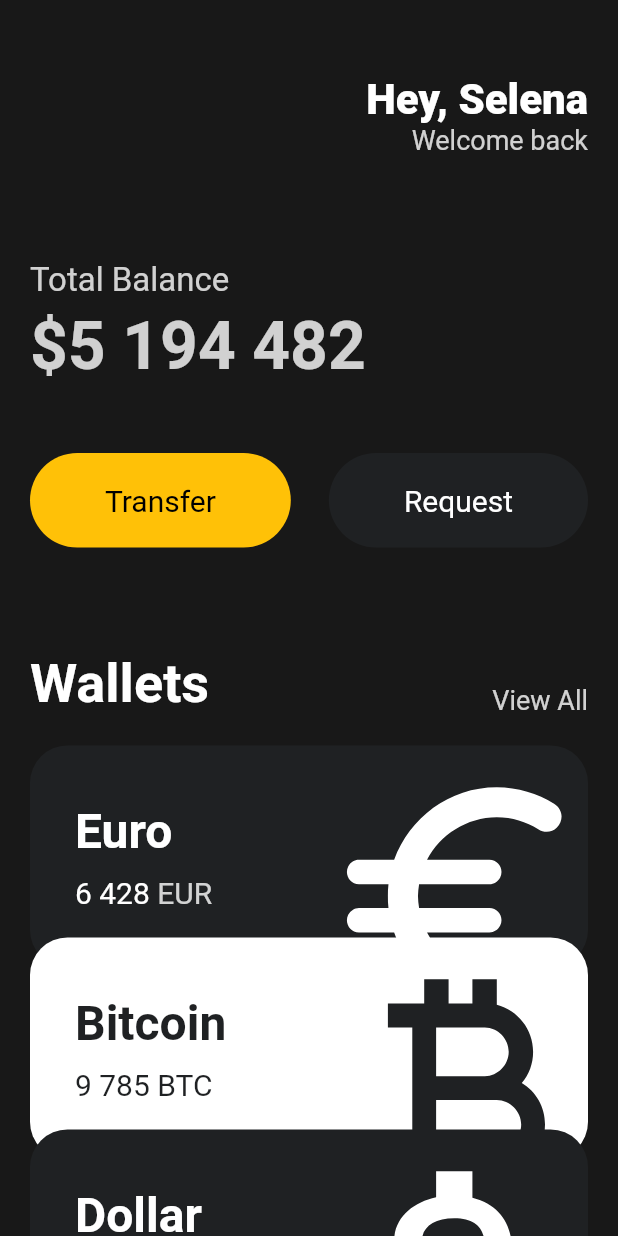
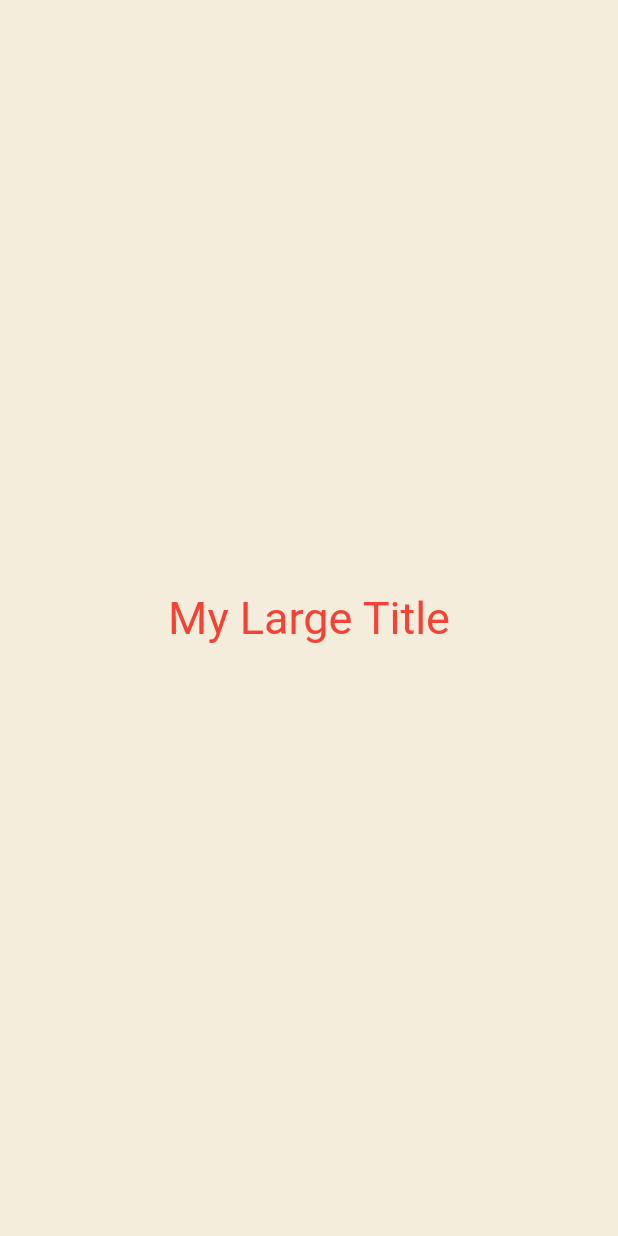
Before and after one commit to blueland99/FlutterExample, a Flutter app: the screen it shows after launch, on a phone screen of 412 x 824 dp. Run offline on Flutter 3.47's test engine with Material 2 defaults, Android fonts, the phone set to English and light mode, and no system bars.

Commit message:
BuildContext를 통한 Theme Text color 적용

```diff
--- a/lib/main.dart
+++ b/lib/main.dart
@@ -3,7 +3,104 @@ import 'package:flutter_example/widgets/button.dart';
 import 'package:flutter_example/widgets/currency_card.dart';
 
 void main() {
-  runApp(App());
+  // runApp(App());
+  runApp(const App3());
+}
+
+class App3 extends StatefulWidget {
+  const App3({Key? key}) : super(key: key);
+
+  @override
+  State<App3> createState() => _App3State();
+}
+
+class _App3State extends State<App3> {
+  @override
+  Widget build(BuildContext context) {
+    return MaterialApp(
+      theme: ThemeData(
+        textTheme: const TextTheme(
+          titleLarge: TextStyle(
+            color: Colors.red,
+          ),
+        ),
+      ),
+      home: Scaffold(
+        backgroundColor: const Color(0xFFF4EDDB),
+        body: Center(
+          child: Column(
+            mainAxisAlignment: MainAxisAlignment.center,
+            children: const [
+              MyLargeTitle(),
+            ],
+          ),
+        ),
+      ),
+    );
+  }
+}
+
+class MyLargeTitle extends StatelessWidget {
+  const MyLargeTitle({super.key});
+
+  @override
+  Widget build(BuildContext context) {
+    return Text(
+      'My Large Title',
+      style: TextStyle(
+        fontSize: 30,
+        color: Theme.of(context).textTheme.titleLarge?.color,
+      ),
+    );
+  }
+}
+
+class App2 extends StatefulWidget {
+  const App2({Key? key}) : super(key: key);
+
+  @override
+  State<App2> createState() => _App2State();
+}
+
+class _App2State extends State<App2> {
+  List<int> numbers = [];
+
+  // int counter = 0;
+
+  void onClicked() {
+    setState(() {
+      numbers.add(numbers.length);
+      // counter = counter + 1;
+    });
+  }
+
+  @override
+  Widget build(BuildContext context) {
+    return MaterialApp(
+      home: Scaffold(
+        backgroundColor: const Color(0xFFF4EDDB),
+        body: Center(
+          child: Column(
+            mainAxisAlignment: MainAxisAlignment.center,
+            children: [
+              const Text(
+                'Click Counter',
+                style: TextStyle(
+                  fontSize: 30,
+                ),
+              ),
+              for (var n in numbers) Text('$n'),
+              IconButton(
+                iconSize: 40,
+                onPressed: onClicked,
+                icon: const Icon(Icons.add_box_rounded),
+              )
+            ],
+          ),
+        ),
+      ),
+    );
+  }
 }
 
 class App extends StatelessWidget {
```
